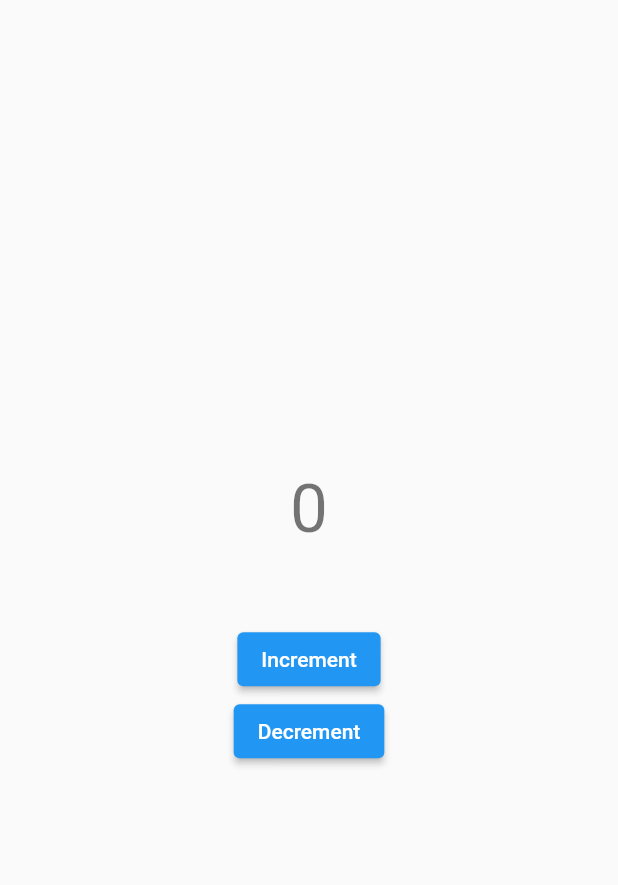
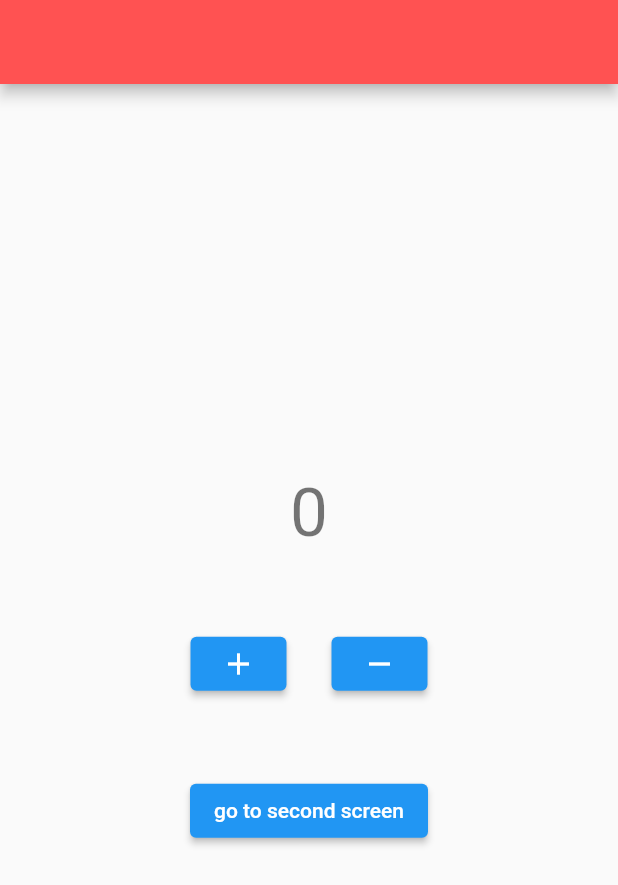
Before and after one commit to demir0729/bloc_git, a Flutter app: the screen it shows after launch, on a phone screen of 412 x 824 dp. Shown: the top 885 px of the screen. Run offline on Flutter 3.47's test engine with Material 2 defaults, Android fonts, the phone set to English and light mode, and no system bars; our stand-ins replace bloc, equatable, flutter_bloc.

Commit message:
bloc provider value

```diff
--- a/lib/counter_cubit/counter_cubit.dart
+++ b/lib/logic/counter_cubit/counter_cubit.dart
@@ -1,8 +1,9 @@
 import 'package:bloc/bloc.dart';
-import 'package:bloc_git/counter_cubit/counter_state.dart';
+import 'package:bloc_git/logic/counter_cubit/counter_state.dart';
 
 class CounterCubit extends Cubit<CounterState> {
-  CounterCubit() : super(CounterState(countValue: 0, wasIncremented: false));
+  CounterCubit()
+      : super(const CounterState(countValue: 0, wasIncremented: false));
 
   void increment() => emit(
       CounterState(countValue: state.countValue + 1, wasIncremented: true));
--- a/lib/main.dart
+++ b/lib/main.dart
@@ -1,5 +1,7 @@
-import 'package:bloc_git/counter_cubit/counter_cubit.dart';
-import 'package:bloc_git/home_view.dart';
+import 'package:bloc_git/logic/counter_cubit/counter_cubit.dart';
+import 'package:bloc_git/presentation/screens/home_screen.dart';
+import 'package:bloc_git/presentation/screens/second_screen.dart';
+import 'package:bloc_git/presentation/screens/third_screen.dart';
 import 'package:flutter/material.dart';
 import 'package:flutter/services.dart';
 import 'package:flutter_bloc/flutter_bloc.dart';
@@ -8,20 +10,46 @@ void main(List<String> args) {
   WidgetsFlutterBinding.ensureInitialized();
   SystemChrome.setPreferredOrientations([
     DeviceOrientation.portraitDown,
-  ]).then((value) => runApp(const MyApp()));
+  ]).then((value) => runApp(MyApp()));
 }
 
-class MyApp extends StatelessWidget {
+class MyApp extends StatefulWidget {
   const MyApp({super.key});
+
+  @override
+  State<MyApp> createState() => _MyAppState();
+}
+
+class _MyAppState extends State<MyApp> {
+  final CounterCubit _counterCubit = CounterCubit();
 
   @override
   Widget build(BuildContext context) {
     return BlocProvider(
       create: (context) => CounterCubit(),
-      child: const MaterialApp(
+      child: MaterialApp(
         debugShowCheckedModeBanner: false,
-        home: HomeView(),
+        routes: {
+          '/': (context) => BlocProvider.value(
+                value: _counterCubit,
+                child: const HomeScreen(color: Colors.redAccent),
+              ),
+          '/second': (context) => BlocProvider.value(
+                value: _counterCubit,
+                child: const SecondScreen(color: Colors.blueAccent),
+              ),
+          '/third': (context) => BlocProvider.value(
+                value: _counterCubit,
+                child: const ThirdScreen(color: Colors.greenAccent),
+              ),
+        },
       ),
     );
   }
+
+  @override
+  void dispose() {
+    _counterCubit.close();
+    super.dispose();
+  }
 }
--- /dev/null
+++ b/lib/presentation/screens/home_screen.dart
@@ -0,0 +1,86 @@
+import 'package:bloc_git/logic/counter_cubit/counter_cubit.dart';
+import 'package:bloc_git/presentation/screens/second_screen.dart';
+import 'package:flutter/material.dart';
+import 'package:flutter_bloc/flutter_bloc.dart';
+
+import '../../logic/counter_cubit/counter_state.dart';
+
+class HomeScreen extends StatefulWidget {
+  const HomeScreen({super.key, required this.color});
+  final Color color;
+  @override
+  State<HomeScreen> createState() => _HomeScreenState();
+}
+
+class _HomeScreenState extends State<HomeScreen> {
+  @override
+  Widget build(BuildContext context) {
+    return Scaffold(
+      appBar: AppBar(backgroundColor: widget.color),
+      body: Center(
+        child: Column(
+          mainAxisAlignment: MainAxisAlignment.center,
+          children: [
+            BlocConsumer<CounterCubit, CounterState>(
+              listener: (context, state) {
+                if (state.wasIncremented) {
+                  ScaffoldMessenger.of(context).showSnackBar(const SnackBar(
+                    content: Text('Incremented!'),
+                    duration: Duration(milliseconds: 300),
+                  ));
+                } else {
+                  ScaffoldMessenger.of(context).showSnackBar(const SnackBar(
+                    content: Text('Decremented!'),
+                    duration: Duration(milliseconds: 300),
+                  ));
+                }
+              },
+              builder: (context, state) {
+                return Text(
+                  state.countValue.toString(),
+                  style: Theme.of(context).textTheme.displaySmall,
+                );
+              },
+            ),
+            const SizedBox(
+              height: 50,
+            ),
+            Row(
+              mainAxisAlignment: MainAxisAlignment.center,
+              children: [
+                ElevatedButton(
+                  onPressed: () {
+                    BlocProvider.of<CounterCubit>(context).increment();
+                  },
+                  child: const Icon(Icons.add),
+                ),
+                const SizedBox(
+                  width: 30,
+                ),
+                ElevatedButton(
+                  onPressed: () {
+                    BlocProvider.of<CounterCubit>(context).decrement();
+                  },
+                  child: const Icon(Icons.remove),
+                ),
+              ],
+            ),
+            const SizedBox(
+              height: 50,
+            ),
+            ElevatedButton(
+                onPressed: () {
+                  Navigator.of(context).push(MaterialPageRoute(
+                    builder: (_) => BlocProvider.value(
+                      value: BlocProvider.of<CounterCubit>(context),
+                      child: const SecondScreen(color: Colors.blue),
+                    ),
+                  ));
+                },
+                child: const Text('go to second screen'))
+          ],
+        ),
+      ),
+    );
+  }
+}
--- a/lib/home_view.dart
+++ b/lib/presentation/screens/third_screen.dart
@@ -1,20 +1,21 @@
-import 'package:bloc_git/counter_cubit/counter_cubit.dart';
+import 'package:bloc_git/logic/counter_cubit/counter_cubit.dart';
 import 'package:flutter/material.dart';
 import 'package:flutter_bloc/flutter_bloc.dart';
 
-import 'counter_cubit/counter_state.dart';
+import '../../logic/counter_cubit/counter_state.dart';
 
-class HomeView extends StatefulWidget {
-  const HomeView({super.key});
-
+class ThirdScreen extends StatefulWidget {
+  const ThirdScreen({super.key, required this.color});
+  final Color color;
   @override
-  State<HomeView> createState() => _HomeViewState();
+  State<ThirdScreen> createState() => _ThirdScreenState();
 }
 
-class _HomeViewState extends State<HomeView> {
+class _ThirdScreenState extends State<ThirdScreen> {
   @override
   Widget build(BuildContext context) {
     return Scaffold(
+      appBar: AppBar(backgroundColor: widget.color),
       body: Center(
         child: Column(
           mainAxisAlignment: MainAxisAlignment.center,
```
Also changed, not shown: lib/presentation/screens/second_screen.dart (added, +64 -0 lines), lib/logic/counter_cubit/counter_state.dart (renamed from lib/counter_cubit/counter_state.dart), 1 other file.
